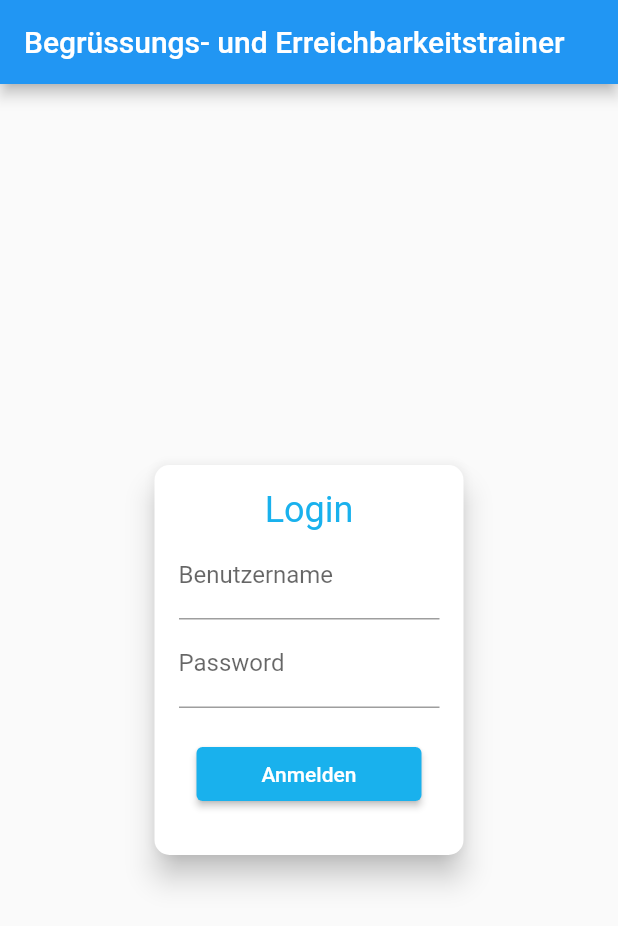
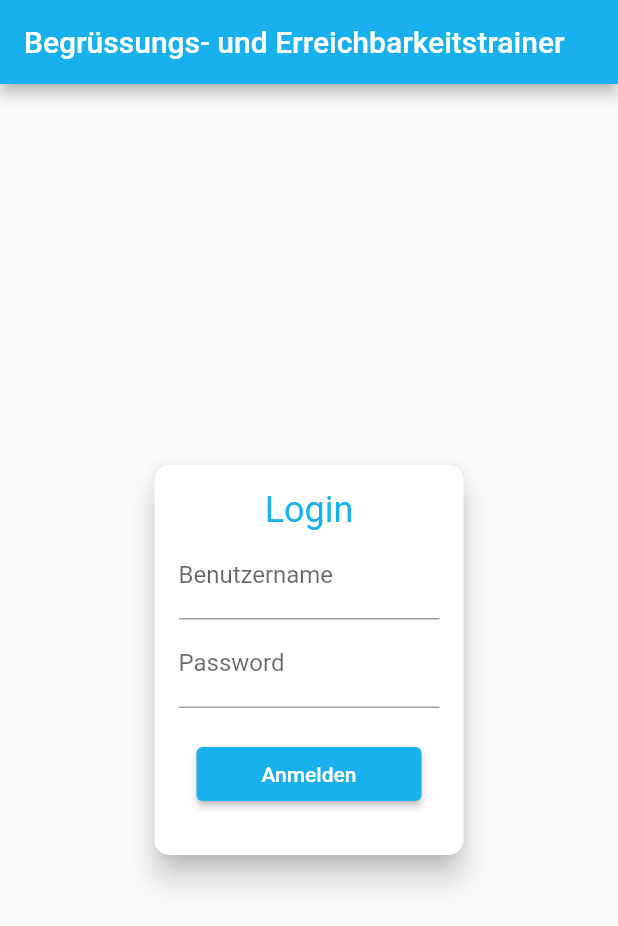
Before and after one commit to Master-Project-RNG/rgntrainer_frontend, a Flutter app: the screen it shows after launch, on a phone screen of 412 x 824 dp. Shown: the top 926 px of the screen. Run offline on Flutter 3.47's test engine with Material 2 defaults, Android fonts, the phone set to English and light mode, and no system bars; our stand-ins replace fl_chart, flutter_spinbox, shared_preferences, velocity_x; missing offline and left inert: dart:html, week_of_year; accounts and stored records are empty.

Commit message:
#44: Updated to flutter 2.5 & dart 2.14

```diff
--- a/lib/main.dart
+++ b/lib/main.dart
@@ -99,7 +99,6 @@ class MyApp extends StatelessWidget {
         theme: ThemeData(
           primaryColor: const Color.fromRGBO(25, 177, 237, 1), //cyan
           accentColor: const Color.fromRGBO(237, 85, 25, 1), //orange
-          buttonColor: const Color.fromRGBO(25, 177, 237, 1), //cyan
           elevatedButtonTheme: ElevatedButtonThemeData(
             style: ButtonStyle(
               backgroundColor: MaterialStateProperty.all<Color>(
@@ -111,7 +110,11 @@ class MyApp extends StatelessWidget {
             bodyText1: TextStyle(color: Colors.white),
             headline1: TextStyle(color: Colors.white),
           ),
+          colorScheme: ColorScheme.fromSwatch().copyWith(
+            primary: const Color.fromRGBO(25, 177, 237, 1), //cyan
+          ),
         ),
+        //debugShowCheckedModeBanner: false,
       ),
     );
   }
--- a/lib/screens/admin_cockpit_screen.dart
+++ b/lib/screens/admin_cockpit_screen.dart
@@ -498,6 +498,7 @@ class _CockpitScreenState extends State<CockpitScreen> {
                                   ),
                                 ),
                                 Expanded(
+                                  /*
                                   child: Container(
                                     margin: const EdgeInsets.all(20),
                                     height: 200,
@@ -514,7 +515,8 @@ class _CockpitScreenState extends State<CockpitScreen> {
                                       ],
                                       color: Colors.grey[300],
                                     ),
-                                  ),
+                                    */
+                                  child: Container(),
                                 ),
                               ],
                             )
--- a/lib/widgets/ui/navbar_widget.dart
+++ b/lib/widgets/ui/navbar_widget.dart
@@ -207,7 +207,7 @@ class _NavBarWidgetState extends State<NavBarWidget> {
                       style: Theme.of(context).textTheme.bodyText1,
                     ),
                     const SizedBox(
-                      width: 40,
+                      width: 30,
                     ),
                     SizedBox(
                       width: 30,
--- a/pubspec.yaml
+++ b/pubspec.yaml
@@ -18,7 +18,7 @@ publish_to: 'none' # Remove this line if you wish to publish to pub.dev
 version: 1.0.0+1
 
 environment:
-  sdk: '>=2.12.0 <3.0.0'
+  sdk: '>=2.14.0 <3.0.0'
 
 dependencies:
   flutter:
```
